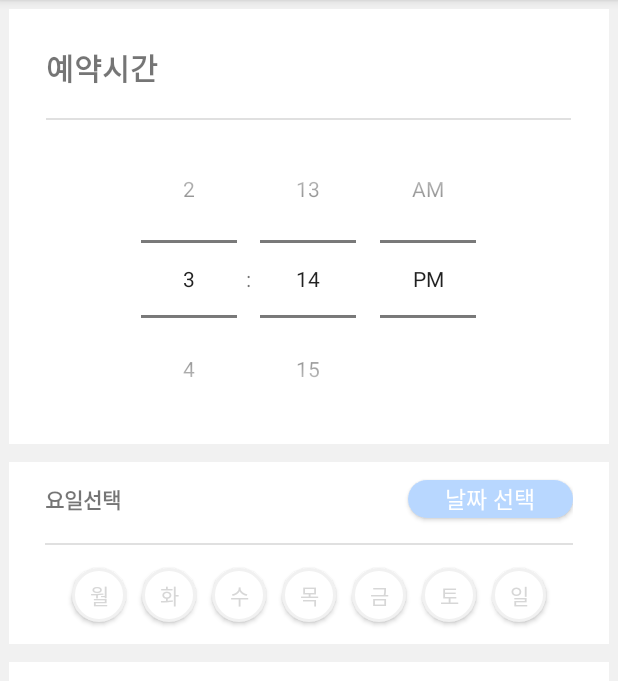
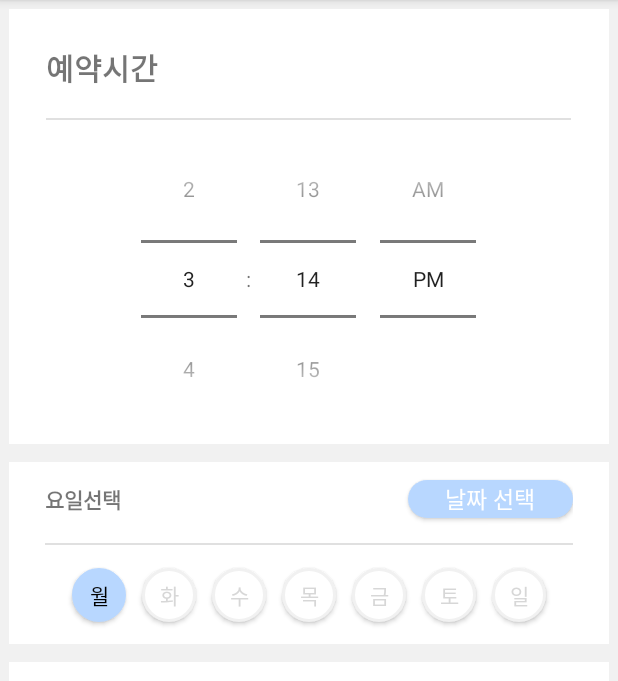
Before and after one commit to Hotteock3388/Reserve-Bath-App, an Android app: the NewReserveActivity screen opened directly, with no data from a screen before it, after a tap on an icon or button, on a phone screen of 412 x 824 dp, the part 84-765 px from its top. Run offline under Robolectric (Android 15) with nearby library versions, the phone set to English and light mode, and no system bars; plain views replace Croller.

Commit message:
[ Add ] DayChange() 추가
Radio버튼처럼 하나의 요일을 선택할 수  있는 기능 추가

```diff
--- a/app/src/main/java/com/example/reserve_bath_app/NewReserveActivity.kt
+++ b/app/src/main/java/com/example/reserve_bath_app/NewReserveActivity.kt
@@ -28,11 +28,30 @@ class NewReserveActivity : AppCompatActivity() {
         for(i in 0..6){
             btnArr[i].setOnClickListener {
                 for(j in 0..6) {
-                    if (it.id == btnArr[j].id) { Log.d("TestLog", "j = ${j}") }
+                    if (it.id == btnArr[j].id) {
+                        Log.d("TestLog", "j = ${j}")
+                        dayChange(j)
+                    }
                 }
             }
 
         }
     }
 
+    private fun dayChange(clickedDay: Int) {
+        dayOff()
+        dayOn(clickedDay)
+
+    }
+
+    private fun dayOff() {
+        btnArr.get(sDay).setBackgroundResource(R.drawable.btn_unselected_day)
+        btnArr.get(sDay).setTextColor(resources.getColor(R.color.colorButtonGray))
+    }
+    private fun dayOn(clickedDay: Int) {
+        btnArr.get(clickedDay).setBackgroundResource(R.drawable.btn_selected_day)
+        btnArr.get(clickedDay).setTextColor(resources.getColor(R.color.colorBlack))
+        sDay = clickedDay
+    }
+
 }
```
